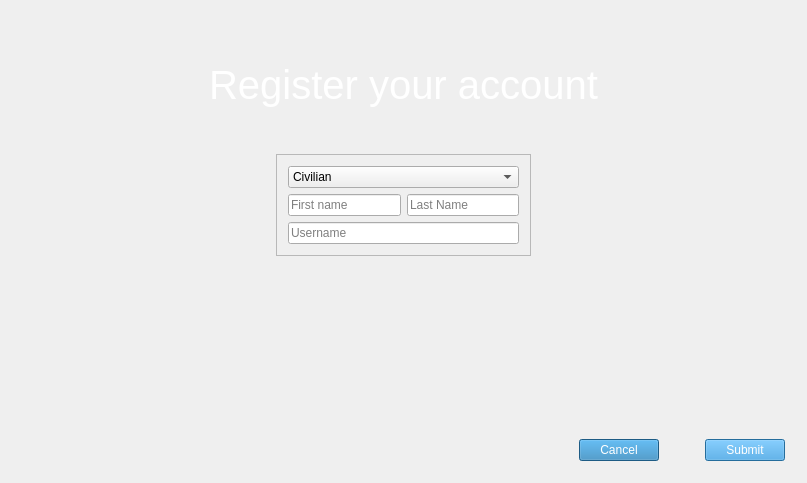
Old version of the form gui/mainwindow.ui in the repository XinChen96/Emergency-Response-System.
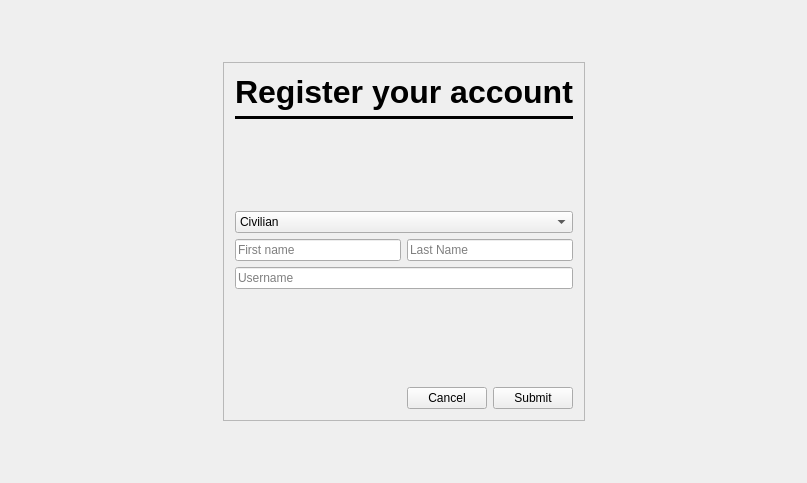
New version of the form. The open tabs and pages were chosen to show the change. Icons and pictures are not drawn.

Commit message: updated login and register functions. Added checking role method for login and register different types of users. Added alerts for invalid register and invalid login. added break in button for testing purposes.

```diff
--- a/gui/mainwindow.ui
+++ b/gui/mainwindow.ui
@@ -242,41 +242,6 @@
       </widget>
       <widget class="QWidget" name="regForm">
        <layout class="QVBoxLayout" name="verticalLayout_4">
-        <item>
-         <spacer name="verticalSpacer_5">
-          <property name="orientation">
-           <enum>Qt::Vertical</enum>
-          </property>
-          <property name="sizeType">
-           <enum>QSizePolicy::Preferred</enum>
-          </property>
-          <property name="sizeHint" stdset="0">
-           <size>
-            <width>20</width>
-            <height>40</height>
-           </size>
-          </property>
-         </spacer>
-        </item>
-        <item>
-         <widget class="QLabel" name="label">
-          <property name="font">
-           <font>
-            <family>Arial</family>
-            <pointsize>30</pointsize>
-           </font>
-          </property>
-          <property name="styleSheet">
-           <string notr="true">color: white;</string>
-          </property>
-          <property name="text">
-           <string>Register your account</string>
-          </property>
-          <property name="alignment">
-           <set>Qt::AlignCenter</set>
-          </property>
-         </widget>
-        </item>
         <item>
          <spacer name="verticalSpacer_6">
           <property name="orientation">
@@ -313,24 +278,76 @@
           </item>
           <item>
            <widget class="QFrame" name="frameReg">
-            <property name="sizePolicy">
-             <sizepolicy hsizetype="Preferred" vsizetype="Preferred">
-              <horstretch>0</horstretch>
-              <verstretch>0</verstretch>
-             </sizepolicy>
-            </property>
             <property name="styleSheet">
              <string notr="true">QWidget[objectName=&quot;frameReg&quot;] { background-color:rgba(255, 255, 255, 64)}</string>
             </property>
             <property name="frameShape">
              <enum>QFrame::StyledPanel</enum>
             </property>
-            <property name="frameShadow">
-             <enum>QFrame::Raised</enum>
-            </property>
             <layout class="QVBoxLayout" name="verticalLayout_3">
+             <item>
+              <widget class="QLabel" name="label">
+               <property name="sizePolicy">
+                <sizepolicy hsizetype="Preferred" vsizetype="Preferred">
+                 <horstretch>0</horstretch>
+                 <verstretch>0</verstretch>
+                </sizepolicy>
+               </property>
+               <property name="font">
+                <font>
+                 <family>Helvetica</family>
+                 <pointsize>24</pointsize>
+                 <weight>75</weight>
+                 <bold>true</bold>
+                </font>
+               </property>
+               <property name="styleSheet">
+                <string notr="true">color: black;</string>
+               </property>
+               <property name="text">
+                <string>Register your account</string>
+               </property>
+               <property name="alignment">
+                <set>Qt::AlignCenter</set>
+               </property>
+              </widget>
+             </item>
+             <item>
+              <widget class="Line" name="line">
+               <property name="styleSheet">
+                <string notr="true">background-color: black;</string>
+               </property>
+               <property name="lineWidth">
+                <number>5</number>
+               </property>
+               <property name="orientation">
+                <enum>Qt::Horizontal</enum>
+               </property>
+              </widget>
+             </item>
+             <item>
+              <spacer name="verticalSpacer_4">
+               <property name="orientation">
+                <enum>Qt::Vertical</enum>
+               </property>
+               <property name="sizeType">
+                <enum>QSizePolicy::Expanding</enum>
+               </property>
+               <property name="sizeHint" stdset="0">
+                <size>
+                 <width>20</width>
+                 <height>40</height>
+                </size>
+               </property>
+              </spacer>
+             </item>
              <item>
               <widget class="QComboBox" name="identity">
+               <property name="font">
+                <font>
+                 <family>Helvetica</family>
+                </font>
+               </property>
                <item>
                 <property name="text">
                  <string>Civilian</string>
@@ -347,6 +364,11 @@
               <layout class="QHBoxLayout" name="horizontalLayout_9">
                <item>
                 <widget class="QLineEdit" name="enterFirstnameReg">
+                 <property name="font">
+                  <font>
+                   <family>Helvetica</family>
+                  </font>
+                 </property>
                  <property name="placeholderText">
                   <string>First name</string>
                  </property>
@@ -354,6 +376,11 @@
                </item>
                <item>
                 <widget class="QLineEdit" name="enterLastnameReg">
+                 <property name="font">
+                  <font>
+                   <family>Helvetica</family>
+                  </font>
+                 </property>
                  <property name="placeholderText">
                   <string>Last Name</string>
                  </property>
@@ -363,11 +390,80 @@
              </item>
              <item>
               <widget class="QLineEdit" name="enterUsernameReg">
+               <property name="font">
+                <font>
+                 <family>Helvetica</family>
+                </font>
+               </property>
                <property name="placeholderText">
                 <string>Username</string>
                </property>
               </widget>
              </item>
+             <item>
+              <widget class="QLabel" name="regAlert">
+               <property name="sizePolicy">
+                <sizepolicy hsizetype="Preferred" vsizetype="Expanding">
+                 <horstretch>0</horstretch>
+                 <verstretch>0</verstretch>
+                </sizepolicy>
+               </property>
+               <property name="font">
+                <font>
+                 <family>Helvetica</family>
+                </font>
+               </property>
+               <property name="text">
+                <string/>
+               </property>
+               <property name="alignment">
+                <set>Qt::AlignCenter</set>
+               </property>
+              </widget>
+             </item>
+             <item>
+              <layout class="QHBoxLayout" name="horizontalLayout_10">
+               <item>
+                <spacer name="horizontalSpacer_3">
+                 <property name="orientation">
+                  <enum>Qt::Horizontal</enum>
+                 </property>
+                 <property name="sizeHint" stdset="0">
+                  <size>
+                   <width>40</width>
+                   <height>20</height>
+                  </size>
+                 </property>
+                </spacer>
+               </item>
+               <item>
+                <widget class="QPushButton" name="cancelReg">
+                 <property name="sizePolicy">
+                  <sizepolicy hsizetype="Fixed" vsizetype="Fixed">
+                   <horstretch>0</horstretch>
+                   <verstretch>0</verstretch>
+                  </sizepolicy>
+                 </property>
+                 <property name="text">
+                  <string>Cancel</string>
+                 </property>
+                </widget>
+               </item>
+               <item>
+                <widget class="QPushButton" name="submitReg">
+                 <property name="sizePolicy">
+                  <sizepolicy hsizetype="Fixed" vsizetype="Fixed">
+                   <horstretch>0</horstretch>
+                   <verstretch>0</verstretch>
+                  </sizepolicy>
+                 </property>
+                 <property name="text">
+                  <string>Submit</string>
+                 </property>
+                </widget>
+               </item>
+              </layout>
+             </item>
             </layout>
            </widget>
           </item>
@@ -395,7 +491,7 @@
            <enum>Qt::Vertical</enum>
           </property>
           <property name="sizeType">
-           <enum>QSizePolicy::Expanding</enum>
+           <enum>QSizePolicy::Preferred</enum>
           </property>
           <property name="sizeHint" stdset="0">
            <size>
@@ -405,71 +501,6 @@
           </property>
          </spacer>
         </item>
-        <item>
-         <layout class="QHBoxLayout" name="horizontalLayout_10">
-          <item>
-           <spacer name="horizontalSpacer_3">
-            <property name="orientation">
-             <enum>Qt::Horizontal</enum>
-            </property>
-            <property name="sizeHint" stdset="0">
-             <size>
-              <width>40</width>
-              <height>20</height>
-             </size>
-            </property>
-           </spacer>
-          </item>
-          <item>
-           <widget class="QPushButton" name="cancelReg">
-            <property name="sizePolicy">
-             <sizepolicy hsizetype="Fixed" vsizetype="Fixed">
-              <horstretch>0</horstretch>
-              <verstretch>0</verstretch>
-             </sizepolicy>
-            </property>
-            <property name="styleSheet">
-             <string notr="true">background-color: #2980b9; color:white; </string>
-            </property>
-            <property name="text">
-             <string>Cancel</string>
-            </property>
-           </widget>
-          </item>
-          <item>
-           <spacer name="horizontalSpacer_6">
-            <property name="orientation">
-             <enum>Qt::Horizontal</enum>
-            </property>
-            <property name="sizeType">
-             <enum>QSizePolicy::Preferred</enum>
-            </property>
-            <property name="sizeHint" stdset="0">
-             <size>
-              <width>40</width>
-              <height>20</height>
-             </size>
-            </property>
-           </spacer>
-          </item>
-          <item>
-           <widget class="QPushButton" name="submitReg">
-            <property name="sizePolicy">
-             <sizepolicy hsizetype="Fixed" vsizetype="Fixed">
-              <horstretch>0</horstretch>
-              <verstretch>0</verstretch>
-             </sizepolicy>
-            </property>
-            <property name="styleSheet">
-             <string notr="true">background-color: #3498db; color:white; </string>
-            </property>
-            <property name="text">
-             <string>Submit</string>
-            </property>
-           </widget>
-          </item>
-         </layout>
-        </item>
        </layout>
       </widget>
       <widget class="QWidget" name="mapView">
```
Left out of the diff: 44 changed lines with no effect on the pictures. The commit also changes 4 other files.
